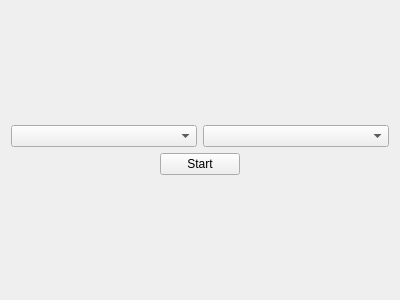
This is src/gameoptions.ui in sojela/checkers as Qt 5 draws it before an edit. The edited form follows.
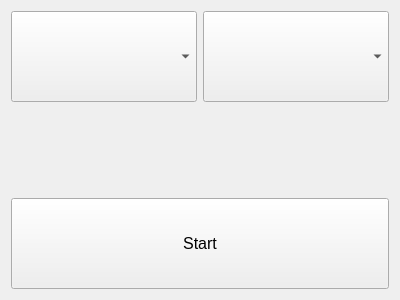
This is the edited form.

Commit message: Make game options window look better

Diff of the .ui file:
```diff
--- a/src/gameoptions.ui
+++ b/src/gameoptions.ui
@@ -15,52 +15,77 @@
   </property>
   <layout class="QVBoxLayout" name="verticalLayout_2">
    <item>
-    <layout class="QVBoxLayout" name="verticalLayout" stretch="1,0">
+    <layout class="QVBoxLayout" name="verticalLayout">
      <item>
-      <layout class="QHBoxLayout" name="horizontalLayout">
+      <layout class="QHBoxLayout" name="horizontalLayout" stretch="0,0">
        <item>
-        <widget class="QComboBox" name="gameType"/>
+        <widget class="QComboBox" name="gameType">
+         <property name="sizePolicy">
+          <sizepolicy hsizetype="Preferred" vsizetype="Expanding">
+           <horstretch>0</horstretch>
+           <verstretch>1</verstretch>
+          </sizepolicy>
+         </property>
+         <property name="font">
+          <font>
+           <pointsize>12</pointsize>
+          </font>
+         </property>
+        </widget>
        </item>
        <item>
-        <widget class="QComboBox" name="difficulty"/>
+        <widget class="QComboBox" name="difficulty">
+         <property name="sizePolicy">
+          <sizepolicy hsizetype="Preferred" vsizetype="Expanding">
+           <horstretch>0</horstretch>
+           <verstretch>1</verstretch>
+          </sizepolicy>
+         </property>
+         <property name="font">
+          <font>
+           <pointsize>12</pointsize>
+          </font>
+         </property>
+        </widget>
        </item>
       </layout>
      </item>
+     <item>
+      <spacer name="verticalSpacer">
+       <property name="orientation">
+        <enum>Qt::Vertical</enum>
+       </property>
+       <property name="sizeHint" stdset="0">
+        <size>
+         <width>20</width>
+         <height>40</height>
+        </size>
+       </property>
+      </spacer>
+     </item>
      <item>
       <layout class="QHBoxLayout" name="horizontalLayout_2">
-       <item>
-        <spacer name="horizontalSpacer">
-         <property name="orientation">
-          <enum>Qt::Horizontal</enum>
-         </property>
-         <property name="sizeHint" stdset="0">
-          <size>
-           <width>40</width>
-           <height>20</height>
-          </size>
-         </property>
-        </spacer>
-       </item>
+       <property name="spacing">
+        <number>5</number>
+       </property>
        <item>
         <widget class="QPushButton" name="start">
+         <property name="sizePolicy">
+          <sizepolicy hsizetype="Minimum" vsizetype="Expanding">
+           <horstretch>0</horstretch>
+           <verstretch>0</verstretch>
+          </sizepolicy>
+         </property>
+         <property name="font">
+          <font>
+           <pointsize>12</pointsize>
+          </font>
+         </property>
          <property name="text">
           <string>Start</string>
          </property>
         </widget>
        </item>
-       <item>
-        <spacer name="horizontalSpacer_2">
-         <property name="orientation">
-          <enum>Qt::Horizontal</enum>
-         </property>
-         <property name="sizeHint" stdset="0">
-          <size>
-           <width>40</width>
-           <height>20</height>
-          </size>
-         </property>
-        </spacer>
-       </item>
       </layout>
      </item>
     </layout>
```
The commit also changes 1 other file.
